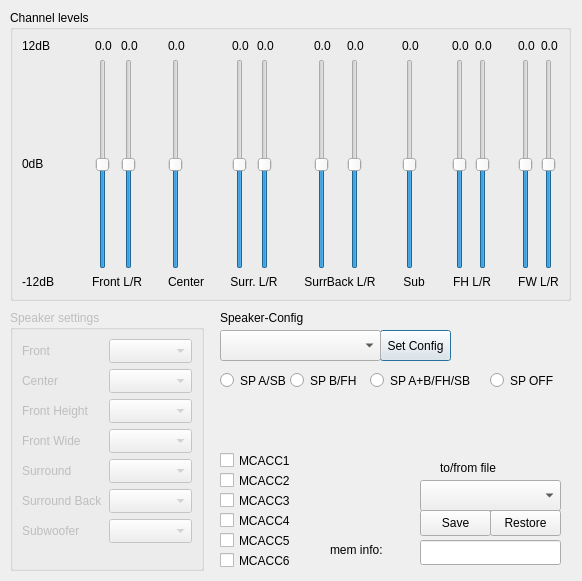
AceOfSnakes/AvrPioRemote, file loudspeakersettingsdialog.ui: the form before one commit.
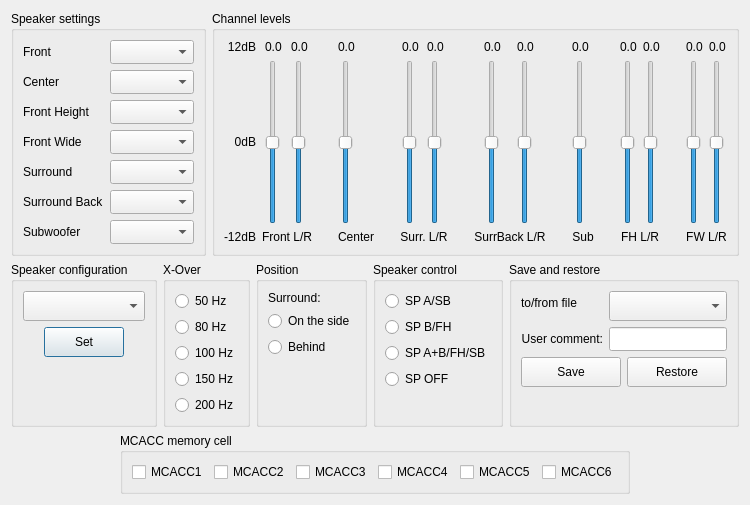
The form after the commit.

Commit message: Renamed response classes (add the command to the name) Automatic audio status refresh (10s) MCACC dialog layout changed Loudspeaker configuration dialog layout changed Added X-Over to LS Config dialog Send ?AUB command to get the HiBit status on the new receivers

Diff of the .ui file:
```diff
--- a/loudspeakersettingsdialog.ui
+++ b/loudspeakersettingsdialog.ui
@@ -6,266 +6,156 @@
    <rect>
     <x>0</x>
     <y>0</y>
-    <width>582</width>
-    <height>581</height>
+    <width>733</width>
+    <height>467</height>
    </rect>
   </property>
   <property name="windowTitle">
    <string>Loudspeaker Settings</string>
   </property>
-  <widget class="QPushButton" name="SetBut">
-   <property name="geometry">
-    <rect>
-     <x>380</x>
-     <y>330</y>
-     <width>71</width>
-     <height>31</height>
-    </rect>
-   </property>
-   <property name="text">
-    <string>Set Config</string>
-   </property>
-  </widget>
-  <widget class="QComboBox" name="LSsystem">
-   <property name="geometry">
-    <rect>
-     <x>220</x>
-     <y>330</y>
-     <width>161</width>
-     <height>31</height>
-    </rect>
-   </property>
-   <property name="maxVisibleItems">
-    <number>5</number>
-   </property>
-  </widget>
-  <widget class="QLabel" name="label">
-   <property name="geometry">
-    <rect>
-     <x>220</x>
-     <y>310</y>
-     <width>181</width>
-     <height>16</height>
-    </rect>
-   </property>
+  <layout class="QVBoxLayout" name="verticalLayout_20">
+   <item>
+    <layout class="QHBoxLayout" name="horizontalLayout_14">
+     <item>
+      <widget class="QGroupBox" name="groupBoxSpeakerSettings">
+       <property name="enabled">
+        <bool>true</bool>
+       </property>
+       <property name="title">
+        <string>Speaker settings</string>
+       </property>
+       <layout class="QVBoxLayout" name="verticalLayout_19">
+        <item>
+         <layout class="QFormLayout" name="formLayout">
+          <item row="0" column="0">
+           <widget class="QLabel" name="label_16">
    <property name="text">
-    <string>Speaker-Config</string>
-   </property>
-  </widget>
-  <widget class="QComboBox" name="selectmem">
-   <property name="geometry">
-    <rect>
-     <x>420</x>
-     <y>480</y>
-     <width>141</width>
-     <height>31</height>
-    </rect>
-   </property>
-   <property name="maxVisibleItems">
-    <number>5</number>
-   </property>
-  </widget>
-  <widget class="QPushButton" name="savebutt">
-   <property name="geometry">
-    <rect>
-     <x>420</x>
-     <y>510</y>
-     <width>71</width>
-     <height>26</height>
-    </rect>
-   </property>
+             <string>Front</string>
+            </property>
+           </widget>
+          </item>
+          <item row="0" column="1">
+           <widget class="QComboBox" name="comboBoxFrontSeting">
+            <property name="minimumSize">
+             <size>
+              <width>0</width>
+              <height>24</height>
+             </size>
+            </property>
+            <property name="frame">
+             <bool>true</bool>
+            </property>
+           </widget>
+          </item>
+          <item row="1" column="0">
+           <widget class="QLabel" name="label_17">
    <property name="text">
-    <string>Save</string>
-   </property>
-  </widget>
-  <widget class="QPushButton" name="restbutt">
-   <property name="geometry">
-    <rect>
-     <x>490</x>
-     <y>510</y>
-     <width>71</width>
-     <height>26</height>
-    </rect>
-   </property>
-   <property name="text">
-    <string>Restore</string>
-   </property>
-  </widget>
-  <widget class="QLabel" name="label_4">
-   <property name="geometry">
-    <rect>
-     <x>440</x>
-     <y>460</y>
-     <width>111</width>
-     <height>16</height>
-    </rect>
-   </property>
+             <string>Center</string>
+            </property>
+           </widget>
+          </item>
+          <item row="1" column="1">
+           <widget class="QComboBox" name="comboBoxCenterSetting">
+            <property name="minimumSize">
+             <size>
+              <width>0</width>
+              <height>24</height>
+             </size>
+            </property>
+           </widget>
+          </item>
+          <item row="2" column="0">
+           <widget class="QLabel" name="label_18">
    <property name="text">
-    <string>to/from file</string>
-   </property>
-  </widget>
-  <widget class="QLabel" name="label_15">
-   <property name="geometry">
-    <rect>
-     <x>330</x>
-     <y>540</y>
-     <width>81</width>
-     <height>20</height>
-    </rect>
-   </property>
-   <property name="text">
-    <string>mem info:</string>
-   </property>
-  </widget>
-  <widget class="QLineEdit" name="meminf">
-   <property name="geometry">
-    <rect>
-     <x>420</x>
-     <y>540</y>
-     <width>141</width>
-     <height>25</height>
-    </rect>
-   </property>
-  </widget>
-  <widget class="QCheckBox" name="mc6">
-   <property name="geometry">
-    <rect>
-     <x>220</x>
-     <y>550</y>
-     <width>81</width>
-     <height>21</height>
-    </rect>
-   </property>
+             <string>Front Height</string>
+            </property>
+           </widget>
+          </item>
+          <item row="2" column="1">
+           <widget class="QComboBox" name="comboBoxFrontHeightSetting">
+            <property name="minimumSize">
+             <size>
+              <width>0</width>
+              <height>24</height>
+             </size>
+            </property>
+           </widget>
+          </item>
+          <item row="3" column="0">
+           <widget class="QLabel" name="label_19">
    <property name="text">
-    <string>MCACC6</string>
-   </property>
-  </widget>
-  <widget class="QCheckBox" name="mc1">
-   <property name="geometry">
-    <rect>
-     <x>220</x>
-     <y>450</y>
-     <width>81</width>
-     <height>21</height>
-    </rect>
-   </property>
-   <property name="text">
-    <string>MCACC1</string>
-   </property>
-  </widget>
-  <widget class="QCheckBox" name="mc5">
-   <property name="geometry">
-    <rect>
-     <x>220</x>
-     <y>530</y>
-     <width>81</width>
-     <height>21</height>
-    </rect>
-   </property>
+             <string>Front Wide</string>
+            </property>
+           </widget>
+          </item>
+          <item row="3" column="1">
+           <widget class="QComboBox" name="comboBoxFrontWideSetting">
+            <property name="minimumSize">
+             <size>
+              <width>0</width>
+              <height>24</height>
+             </size>
+            </property>
+           </widget>
+          </item>
+          <item row="4" column="0">
+           <widget class="QLabel" name="label_20">
    <property name="text">
-    <string>MCACC5</string>
-   </property>
-  </widget>
-  <widget class="QCheckBox" name="mc4">
-   <property name="geometry">
-    <rect>
-     <x>220</x>
-     <y>510</y>
-     <width>81</width>
-     <height>21</height>
-    </rect>
-   </property>
-   <property name="text">
-    <string>MCACC4</string>
-   </property>
-  </widget>
-  <widget class="QCheckBox" name="mc3">
-   <property name="geometry">
-    <rect>
-     <x>220</x>
-     <y>490</y>
-     <width>81</width>
-     <height>21</height>
-    </rect>
-   </property>
+             <string>Surround</string>
+            </property>
+           </widget>
+          </item>
+          <item row="4" column="1">
+           <widget class="QComboBox" name="comboBoxSurroundSetting">
+            <property name="minimumSize">
+             <size>
+              <width>0</width>
+              <height>24</height>
+             </size>
+            </property>
+           </widget>
+          </item>
+          <item row="5" column="0">
+           <widget class="QLabel" name="label_21">
    <property name="text">
-    <string>MCACC3</string>
-   </property>
-  </widget>
-  <widget class="QCheckBox" name="mc2">
-   <property name="geometry">
-    <rect>
-     <x>220</x>
-     <y>470</y>
-     <width>81</width>
-     <height>21</height>
-    </rect>
-   </property>
-   <property name="text">
-    <string>MCACC2</string>
-   </property>
-  </widget>
-  <widget class="QRadioButton" name="spa">
-   <property name="geometry">
-    <rect>
-     <x>220</x>
-     <y>370</y>
-     <width>100</width>
-     <height>21</height>
-    </rect>
-   </property>
+             <string>Surround Back</string>
+            </property>
+           </widget>
+          </item>
+          <item row="5" column="1">
+           <widget class="QComboBox" name="comboBoxSurroundBackSetting">
+            <property name="minimumSize">
+             <size>
+              <width>0</width>
+              <height>24</height>
+             </size>
+            </property>
+           </widget>
+          </item>
+          <item row="6" column="0">
+           <widget class="QLabel" name="label_22">
    <property name="text">
-    <string>SP A/SB</string>
-   </property>
-  </widget>
-  <widget class="QRadioButton" name="spb">
-   <property name="geometry">
-    <rect>
-     <x>290</x>
-     <y>370</y>
-     <width>100</width>
-     <height>21</height>
-    </rect>
-   </property>
-   <property name="text">
-    <string>SP B/FH</string>
-   </property>
-  </widget>
-  <widget class="QRadioButton" name="spab">
-   <property name="geometry">
-    <rect>
-     <x>370</x>
-     <y>370</y>
-     <width>121</width>
-     <height>21</height>
-    </rect>
-   </property>
-   <property name="text">
-    <string>SP A+B/FH/SB</string>
-   </property>
-  </widget>
-  <widget class="QRadioButton" name="spoff">
-   <property name="geometry">
-    <rect>
-     <x>490</x>
-     <y>370</y>
-     <width>100</width>
-     <height>21</height>
-    </rect>
-   </property>
-   <property name="text">
-    <string>SP OFF</string>
-   </property>
-  </widget>
-  <widget class="QGroupBox" name="groupBox">
-   <property name="geometry">
-    <rect>
-     <x>10</x>
-     <y>10</y>
-     <width>561</width>
-     <height>291</height>
-    </rect>
-   </property>
+             <string>Subwoofer</string>
+            </property>
+           </widget>
+          </item>
+          <item row="6" column="1">
+           <widget class="QComboBox" name="comboBoxSubwooferSetting">
+            <property name="minimumSize">
+             <size>
+              <width>0</width>
+              <height>24</height>
+             </size>
+            </property>
+           </widget>
+          </item>
+         </layout>
+        </item>
+       </layout>
+      </widget>
+     </item>
+     <item>
+      <widget class="QGroupBox" name="groupBoxChannelLevels">
    <property name="title">
     <string>Channel levels</string>
    </property>
@@ -278,7 +168,7 @@
          <string>12dB</string>
         </property>
         <property name="alignment">
-         <set>Qt::AlignLeading|Qt::AlignLeft|Qt::AlignTop</set>
+             <set>Qt::AlignRight|Qt::AlignTop|Qt::AlignTrailing</set>
         </property>
        </widget>
       </item>
@@ -287,6 +177,9 @@
         <property name="text">
          <string>0dB</string>
         </property>
+            <property name="alignment">
+             <set>Qt::AlignRight|Qt::AlignTrailing|Qt::AlignVCenter</set>
+            </property>
        </widget>
       </item>
       <item>
@@ -295,7 +188,7 @@
          <string>-12dB</string>
         </property>
         <property name="alignment">
-         <set>Qt::AlignBottom|Qt::AlignLeading|Qt::AlignLeft</set>
+             <set>Qt::AlignBottom|Qt::AlignRight|Qt::AlignTrailing</set>
         </property>
        </widget>
       </item>
@@ -304,7 +197,7 @@
     <item>
      <layout class="QVBoxLayout" name="verticalLayout_4">
       <property name="leftMargin">
-       <number>20</number>
+           <number>0</number>
       </property>
       <property name="rightMargin">
        <number>0</number>
@@ -797,53 +690,284 @@
     </item>
    </layout>
   </widget>
-  <widget class="QGroupBox" name="groupBoxSpeakerSettings">
-   <property name="enabled">
-    <bool>false</bool>
-   </property>
-   <property name="geometry">
-    <rect>
-     <x>10</x>
-     <y>310</y>
-     <width>194</width>
-     <height>261</height>
-    </rect>
-   </property>
+     </item>
+    </layout>
+   </item>
+   <item>
+    <layout class="QHBoxLayout" name="horizontalLayout_12">
+     <item>
+      <widget class="QGroupBox" name="groupBoxSpeakerConfiguration">
+       <property name="title">
+        <string>Speaker configuration</string>
+       </property>
+       <layout class="QVBoxLayout" name="verticalLayout_23">
+        <item>
+         <widget class="QComboBox" name="LSsystem">
+          <property name="minimumSize">
+           <size>
+            <width>0</width>
+            <height>30</height>
+           </size>
+          </property>
+          <property name="maxVisibleItems">
+           <number>10</number>
+          </property>
+         </widget>
+        </item>
+        <item>
+         <layout class="QHBoxLayout" name="horizontalLayout_10">
+          <item>
+           <spacer name="horizontalSpacer_3">
+            <property name="orientation">
+             <enum>Qt::Horizontal</enum>
+            </property>
+            <property name="sizeHint" stdset="0">
+             <size>
+              <width>40</width>
+              <height>20</height>
+             </size>
+            </property>
+           </spacer>
+          </item>
+          <item>
+           <widget class="QPushButton" name="SetBut">
+            <property name="minimumSize">
+             <size>
+              <width>0</width>
+              <height>30</height>
+             </size>
+            </property>
+            <property name="text">
+             <string>Set</string>
+            </property>
+           </widget>
+          </item>
+          <item>
+           <spacer name="horizontalSpacer_4">
+            <property name="orientation">
+             <enum>Qt::Horizontal</enum>
+            </property>
+            <property name="sizeHint" stdset="0">
+             <size>
+              <width>40</width>
+              <height>20</height>
+             </size>
+            </property>
+           </spacer>
+          </item>
+         </layout>
+        </item>
+        <item>
+         <spacer name="verticalSpacer_4">
+          <property name="orientation">
+           <enum>Qt::Vertical</enum>
+          </property>
+          <property name="sizeHint" stdset="0">
+           <size>
+            <width>20</width>
+            <height>40</height>
+           </size>
+          </property>
+         </spacer>
+        </item>
+       </layout>
+      </widget>
+     </item>
+     <item>
+      <widget class="QGroupBox" name="groupBoxXOver">
    <property name="title">
-    <string>Speaker settings</string>
-   </property>
-   <layout class="QVBoxLayout" name="verticalLayout_19">
+        <string>X-Over</string>
+       </property>
+       <layout class="QVBoxLayout" name="verticalLayout_25">
     <item>
-     <layout class="QFormLayout" name="formLayout">
+         <widget class="QRadioButton" name="radioButtonXOver50Hz">
+          <property name="text">
+           <string>50 Hz</string>
+          </property>
+         </widget>
+        </item>
+        <item>
+         <widget class="QRadioButton" name="radioButtonXOver80Hz">
+          <property name="text">
+           <string>80 Hz</string>
+          </property>
+         </widget>
+        </item>
+        <item>
+         <widget class="QRadioButton" name="radioButtonXOver100Hz">
+          <property name="text">
+           <string>100 Hz</string>
+          </property>
+         </widget>
+        </item>
+        <item>
+         <widget class="QRadioButton" name="radioButtonXOver150Hz">
+          <property name="text">
+           <string>150 Hz</string>
+          </property>
+         </widget>
+        </item>
+        <item>
+         <widget class="QRadioButton" name="radioButtonXOver200Hz">
+          <property name="text">
+           <string>200 Hz</string>
+          </property>
+         </widget>
+        </item>
+       </layout>
+      </widget>
+     </item>
+     <item>
+      <widget class="QGroupBox" name="groupBoxSurroundPosition">
+       <property name="title">
+        <string>Position</string>
+       </property>
+       <layout class="QVBoxLayout" name="verticalLayout_24">
+        <item>
+         <widget class="QLabel" name="label">
+          <property name="text">
+           <string>Surround:</string>
+          </property>
+         </widget>
+        </item>
+        <item>
+         <widget class="QRadioButton" name="radioButtonSurOnSide">
+          <property name="text">
+           <string>On the side</string>
+          </property>
+         </widget>
+        </item>
+        <item>
+         <widget class="QRadioButton" name="radioButtonSurBehind">
+          <property name="text">
+           <string>Behind</string>
+          </property>
+         </widget>
+        </item>
+        <item>
+         <spacer name="verticalSpacer">
+          <property name="orientation">
+           <enum>Qt::Vertical</enum>
+          </property>
+          <property name="sizeHint" stdset="0">
+           <size>
+            <width>20</width>
+            <height>40</height>
+           </size>
+          </property>
+         </spacer>
+        </item>
+       </layout>
+      </widget>
+     </item>
+     <item>
+      <widget class="QGroupBox" name="groupBoxSpeakerControl">
+       <property name="title">
+        <string>Speaker control</string>
+       </property>
+       <layout class="QVBoxLayout" name="verticalLayout_21">
+        <item>
+         <widget class="QRadioButton" name="spa">
+          <property name="text">
+           <string>SP A/SB</string>
+          </property>
+         </widget>
+        </item>
+        <item>
+         <widget class="QRadioButton" name="spb">
+          <property name="text">
+           <string>SP B/FH</string>
+          </property>
+         </widget>
+        </item>
+        <item>
+         <widget class="QRadioButton" name="spab">
+          <property name="text">
+           <string>SP A+B/FH/SB</string>
+          </property>
+         </widget>
+        </item>
+        <item>
+         <widget class="QRadioButton" name="spoff">
+          <property name="text">
+           <string>SP OFF</string>
+          </property>
+         </widget>
+        </item>
+        <item>
+         <spacer name="verticalSpacer_2">
+          <property name="orientation">
+           <enum>Qt::Vertical</enum>
+          </property>
+          <property name="sizeHint" stdset="0">
+           <size>
+            <width>20</width>
+            <height>40</height>
+           </size>
+          </property>
+         </spacer>
+        </item>
+       </layout>
+       <zorder>spa</zorder>
+       <zorder>spb</zorder>
+       <zorder>spab</zorder>
+       <zorder>spoff</zorder>
+       <zorder>verticalSpacer_2</zorder>
+      </widget>
+     </item>
+     <item>
+      <spacer name="horizontalSpacer_6">
+       <property name="orientation">
+        <enum>Qt::Horizontal</enum>
+       </property>
+       <property name="sizeHint" stdset="0">
+        <size>
+         <width>40</width>
+         <height>20</height>
+        </size>
+       </property>
+      </spacer>
+     </item>
+     <item>
+      <widget class="QGroupBox" name="groupBoxSaveRestore">
+       <property name="title">
+        <string>Save and restore</string>
+       </property>
+       <layout class="QVBoxLayout" name="verticalLayout_22">
+        <item>
+         <layout class="QFormLayout" name="formLayout_2">
       <item row="0" column="0">
-       <widget class="QLabel" name="label_16">
+           <widget class="QLabel" name="label_4">
         <property name="text">
-         <string>Front</string>
+             <string>to/from file</string>
         </property>
        </widget>
       </item>
       <item row="0" column="1">
-       <widget class="QComboBox" name="comboBoxFrontSeting">
+           <widget class="QComboBox" name="selectmem">
         <property name="minimumSize">
          <size>
           <width>0</width>
-          <height>24</height>
-         </size>
-        </property>
-        <property name="frame">
-         <bool>true</bool>
+              <height>30</height>
+             </size>
+            </property>
+            <property name="maxVisibleItems">
+             <number>5</number>
         </property>
        </widget>
       </item>
       <item row="1" column="0">
-       <widget class="QLabel" name="label_17">
+           <widget class="QLabel" name="label_15">
         <property name="text">
-         <string>Center</string>
+             <string>User comment:</string>
+            </property>
+            <property name="alignment">
+             <set>Qt::AlignRight|Qt::AlignTrailing|Qt::AlignVCenter</set>
         </property>
        </widget>
       </item>
       <item row="1" column="1">
-       <widget class="QComboBox" name="comboBoxCenterSetting">
+           <widget class="QLineEdit" name="meminf">
         <property name="minimumSize">
          <size>
           <width>0</width>
@@ -852,95 +976,164 @@
         </property>
        </widget>
       </item>
-      <item row="2" column="0">
-       <widget class="QLabel" name="label_18">
+         </layout>
+        </item>
+        <item>
+         <layout class="QHBoxLayout" name="horizontalLayout_9">
+          <item>
+           <spacer name="horizontalSpacer">
+            <property name="orientation">
+             <enum>Qt::Horizontal</enum>
+            </property>
+            <property name="sizeHint" stdset="0">
+             <size>
+              <width>40</width>
+              <height>20</height>
+             </size>
+            </property>
+           </spacer>
+          </item>
+          <item>
+           <widget class="QPushButton" name="savebutt">
+            <property name="minimumSize">
+             <size>
+              <width>100</width>
+              <height>30</height>
+             </size>
+            </property>
         <property name="text">
-         <string>Front Height</string>
+             <string>Save</string>
         </property>
        </widget>
       </item>
-      <item row="2" column="1">
-       <widget class="QComboBox" name="comboBoxFrontHeightSetting">
+          <item>
+           <widget class="QPushButton" name="restbutt">
         <property name="minimumSize">
          <size>
-          <width>0</width>
-          <height>24</height>
-         </size>
-        </property>
-       </widget>
-      </item>
-      <item row="3" column="0">
-       <widget class="QLabel" name="label_19">
-        <property name="text">
-         <string>Front Wide</string>
-        </property>
-       </widget>
-      </item>
-      <item row="3" column="1">
-       <widget class="QComboBox" name="comboBoxFrontWideSetting">
-        <property name="minimumSize">
+              <width>100</width>
+              <height>30</height>
+             </size>
+            </property>
+            <property name="text">
+             <string>Restore</string>
+            </property>
+           </widget>
+          </item>
+          <item>
+           <spacer name="horizontalSpacer_2">
+            <property name="orientation">
+             <enum>Qt::Horizontal</enum>
+            </property>
+            <property name="sizeHint" stdset="0">
+             <size>
+              <width>40</width>
+              <height>20</height>
+             </size>
+            </property>
+           </spacer>
+          </item>
+         </layout>
+        </item>
+        <item>
+         <spacer name="verticalSpacer_3">
+          <property name="orientation">
+           <enum>Qt::Vertical</enum>
+          </property>
+          <property name="sizeHint" stdset="0">
+           <size>
+            <width>20</width>
+            <height>40</height>
+           </size>
+          </property>
+         </spacer>
+        </item>
+       </layout>
+      </widget>
+     </item>
+    </layout>
+   </item>
+   <item>
+    <layout class="QHBoxLayout" name="horizontalLayout_13">
+     <item>
+      <spacer name="horizontalSpacer_7">
+       <property name="orientation">
+        <enum>Qt::Horizontal</enum>
+       </property>
+       <property name="sizeHint" stdset="0">
          <size>
-          <width>0</width>
-          <height>24</height>
-         </size>
-        </property>
-       </widget>
-      </item>
-      <item row="4" column="0">
-       <widget class="QLabel" name="label_20">
+         <width>40</width>
+         <height>20</height>
+        </size>
+       </property>
+      </spacer>
+     </item>
+     <item>
+      <widget class="QGroupBox" name="groupBoxMcacc">
+       <property name="title">
+        <string>MCACC memory cell</string>
+       </property>
+       <layout class="QHBoxLayout" name="horizontalLayout_11">
+        <item>
+         <widget class="QCheckBox" name="mc1">
+          <property name="text">
+           <string>MCACC1</string>
+          </property>
+         </widget>
+        </item>
+        <item>
+         <widget class="QCheckBox" name="mc2">
         <property name="text">
-         <string>Surround</string>
+           <string>MCACC2</string>
         </property>
        </widget>
       </item>
-      <item row="4" column="1">
-       <widget class="QComboBox" name="comboBoxSurroundSetting">
-        <property name="minimumSize">
-         <size>
-          <width>0</width>
-          <height>24</height>
-         </size>
+        <item>
+         <widget class="QCheckBox" name="mc3">
+          <property name="text">
+           <string>MCACC3</string>
         </property>
        </widget>
       </item>
-      <item row="5" column="0">
-       <widget class="QLabel" name="label_21">
+        <item>
+         <widget class="QCheckBox" name="mc4">
         <property name="text">
-         <string>Surround Back</string>
+           <string>MCACC4</string>
         </property>
        </widget>
       </item>
-      <item row="5" column="1">
-       <widget class="QComboBox" name="comboBoxSurroundBackSetting">
-        <property name="minimumSize">
-         <size>
-          <width>0</width>
-          <height>24</height>
-         </size>
+        <item>
+         <widget class="QCheckBox" name="mc5">
+          <property name="text">
+           <string>MCACC5</string>
         </property>
        </widget>
       </item>
-      <item row="6" column="0">
-       <widget class="QLabel" name="label_22">
+        <item>
+         <widget class="QCheckBox" name="mc6">
         <property name="text">
-         <string>Subwoofer</string>
+           <string>MCACC6</string>
         </property>
        </widget>
       </item>
-      <item row="6" column="1">
-       <widget class="QComboBox" name="comboBoxSubwooferSetting">
-        <property name="minimumSize">
+       </layout>
+      </widget>
+     </item>
+     <item>
+      <spacer name="horizontalSpacer_8">
+       <property name="orientation">
+        <enum>Qt::Horizontal</enum>
+       </property>
+       <property name="sizeHint" stdset="0">
          <size>
-          <width>0</width>
-          <height>24</height>
-         </size>
-        </property>
-       </widget>
+         <width>40</width>
+         <height>20</height>
+        </size>
+       </property>
+      </spacer>
       </item>
      </layout>
     </item>
    </layout>
-  </widget>
  </widget>
  <resources/>
  <connections/>
```
Lines whose indentation alone changed are shown as unchanged. The commit also changes 147 other files.
